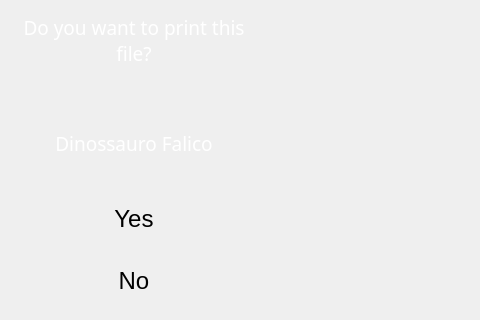
The window that BlocksScreen/lib/ui/printStackedWidget.ui (BlocksTechnology/BlocksScreen) describes before a commit, drawn with Qt 5; both pictures show x 0 to 480 and y 91 to 411 of the 710 by 411 pixel window.
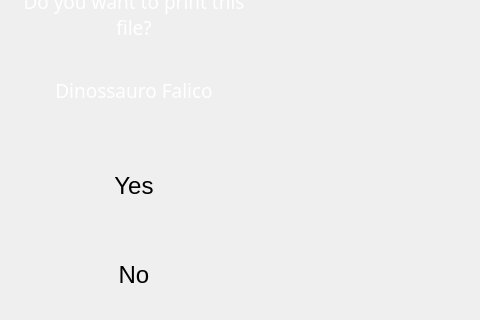
The same window after the commit. The open tabs and pages were chosen to show the change. Icons and pictures are not drawn. Custom widgets are drawn as their Qt base class.

Commit message: Refactor: uniform button sizes , added new button to save config in babystepPage

Patch:
```diff
--- a/BlocksScreen/lib/ui/printStackedWidget.ui
+++ b/BlocksScreen/lib/ui/printStackedWidget.ui
@@ -585,14 +585,14 @@
            <widget class="BlocksCustomButton" name="confirm_yes_text_label">
             <property name="minimumSize">
              <size>
-              <width>150</width>
-              <height>60</height>
+              <width>200</width>
+              <height>100</height>
              </size>
             </property>
             <property name="maximumSize">
              <size>
-              <width>150</width>
-              <height>60</height>
+              <width>200</width>
+              <height>100</height>
              </size>
             </property>
             <property name="font">
@@ -648,14 +648,14 @@
             </property>
             <property name="minimumSize">
              <size>
-              <width>150</width>
-              <height>60</height>
+              <width>200</width>
+              <height>100</height>
              </size>
             </property>
             <property name="maximumSize">
              <size>
-              <width>150</width>
-              <height>60</height>
+              <width>200</width>
+              <height>100</height>
              </size>
             </property>
             <property name="font">
@@ -2635,6 +2635,11 @@
   </widget>
  </widget>
  <customwidgets>
+  <customwidget>
+   <class>BlocksCustomButton</class>
+   <extends>QPushButton</extends>
+   <header location="global">lib.utils.blocks_button</header>
+  </customwidget>
   <customwidget>
    <class>IconButton</class>
    <extends>QPushButton</extends>
@@ -2645,11 +2650,6 @@
    <extends>QPushButton</extends>
    <header location="global">lib.utils.display_button</header>
   </customwidget>
-  <customwidget>
-   <class>BlocksCustomButton</class>
-   <extends>QPushButton</extends>
-   <header location="global">lib.utils.blocks_button</header>
-  </customwidget>
   <customwidget>
    <class>BlocksLabel</class>
    <extends>QLabel</extends>
```
Left out of the diff: 44 changed lines with no effect on the pictures. The commit also changes 15 other files.
